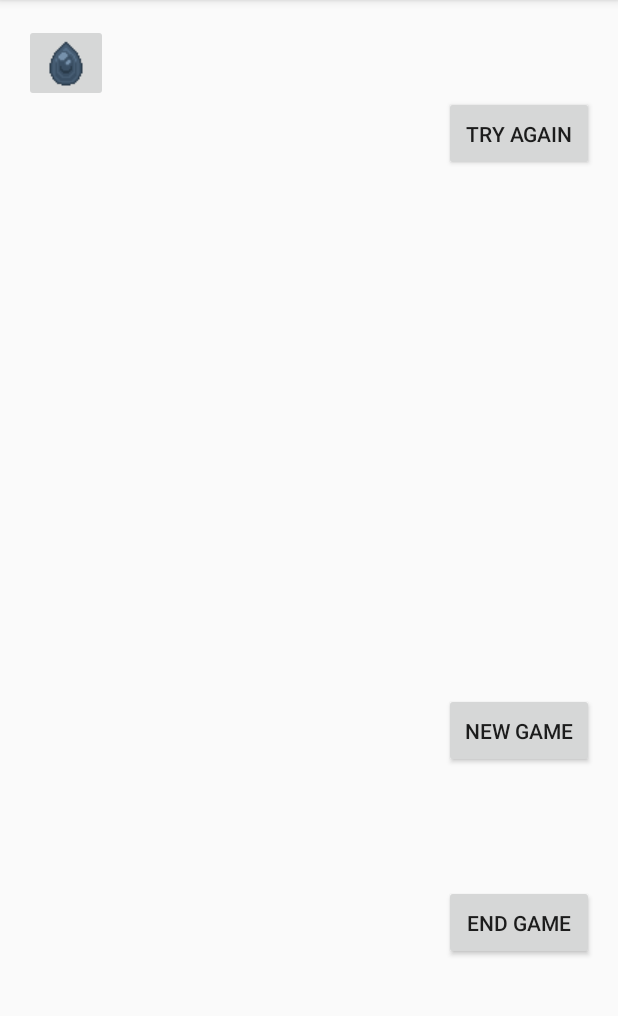
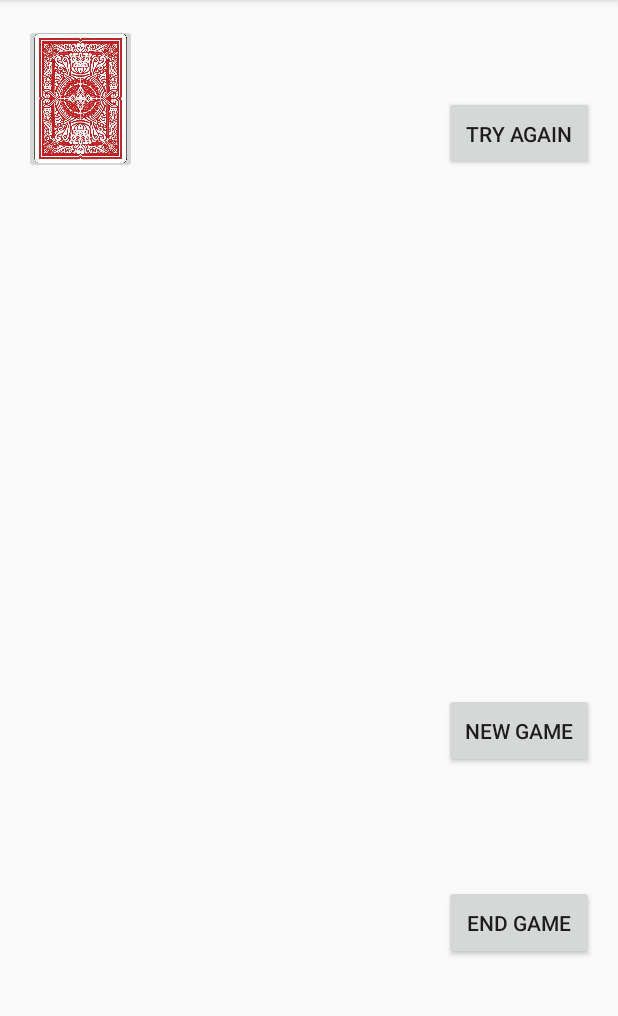
Before and after one commit to Birthana/CS2450_GUI_Android_Studio, an Android app: the screen it shows after launch (MainActivity), on a phone screen of 412 x 824 dp, the part 84-1100 px from its top. Run offline under Robolectric (Android 15) with nearby library versions, the phone set to English and light mode, and no system bars.

Commit message:
tested with Images & ImageButtons for cards.

```diff
--- a/CS2450GUI/app/src/main/res/layout/activity_main.xml
+++ b/CS2450GUI/app/src/main/res/layout/activity_main.xml
@@ -41,42 +41,17 @@
 
     <ImageButton
         android:id="@+id/imageButton2"
-        android:layout_width="wrap_content"
-        android:layout_height="wrap_content"
+        android:layout_width="75dp"
+        android:layout_height="100dp"
         android:layout_marginStart="16dp"
         android:layout_marginLeft="16dp"
         android:layout_marginTop="16dp"
         android:contentDescription="@string/test_description"
         app:layout_constraintStart_toStartOf="parent"
         app:layout_constraintTop_toTopOf="parent"
-        app:srcCompat="@drawable/image_placeholder" />
-
-    <TableLayout
-        android:id="@+id/CardsLayout"
-        android:layout_width="250dp"
-        android:layout_height="600dp"
-        android:layout_marginStart="16dp"
-        android:layout_marginLeft="16dp"
-        app:layout_constraintBottom_toBottomOf="parent"
-        app:layout_constraintStart_toStartOf="parent"
-        app:layout_constraintTop_toTopOf="parent"
-        app:layout_constraintVertical_bias="0.498">
-
-        <TableRow
-            android:layout_width="match_parent"
-            android:layout_height="match_parent" />
-
-        <TableRow
-            android:layout_width="match_parent"
-            android:layout_height="match_parent" />
-
-        <TableRow
-            android:layout_width="match_parent"
-            android:layout_height="match_parent" />
-
-        <TableRow
-            android:layout_width="match_parent"
-            android:layout_height="match_parent" />
-    </TableLayout>
+        android:scaleType="fitCenter"
+        android:adjustViewBounds="true"
+        android:padding="5dp"
+        app:srcCompat="@drawable/playing_card" />
 
 </androidx.constraintlayout.widget.ConstraintLayout>
```
Also changed, not shown: CS2450GUI/app/src/main/res/drawable/playing_card.png (added).
